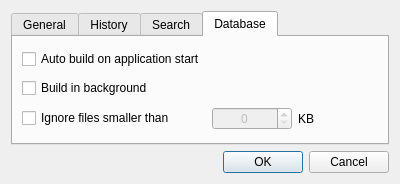
The window that UI/preferences.ui (416d72/araneus) describes before a commit, drawn with Qt 5.
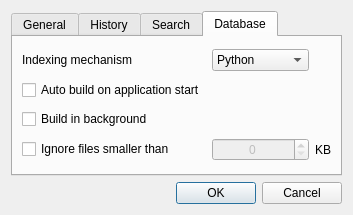
The same window after the commit.

Commit message: Finished basic preferences class with ability to read, write configurations.

Diff of the .ui file:
```diff
--- a/UI/preferences.ui
+++ b/UI/preferences.ui
@@ -6,8 +6,8 @@
    <rect>
     <x>0</x>
     <y>0</y>
-    <width>400</width>
-    <height>184</height>
+    <width>337</width>
+    <height>215</height>
    </rect>
   </property>
   <property name="windowTitle">
@@ -186,6 +186,32 @@
          </property>
         </widget>
        </item>
+       <item row="0" column="0">
+        <widget class="QLabel" name="db_indexing_mech_label">
+         <property name="text">
+          <string>Indexing mechanism</string>
+         </property>
+        </widget>
+       </item>
+       <item row="0" column="1">
+        <widget class="QComboBox" name="db_indexing_combox">
+         <item>
+          <property name="text">
+           <string>Python</string>
+          </property>
+         </item>
+         <item>
+          <property name="text">
+           <string>GNU Locate</string>
+          </property>
+         </item>
+         <item>
+          <property name="text">
+           <string>fd</string>
+          </property>
+         </item>
+        </widget>
+       </item>
       </layout>
      </widget>
     </widget>
```
Left out of the diff: 2 changed lines with no effect on the pictures. The commit also changes 7 other files.
